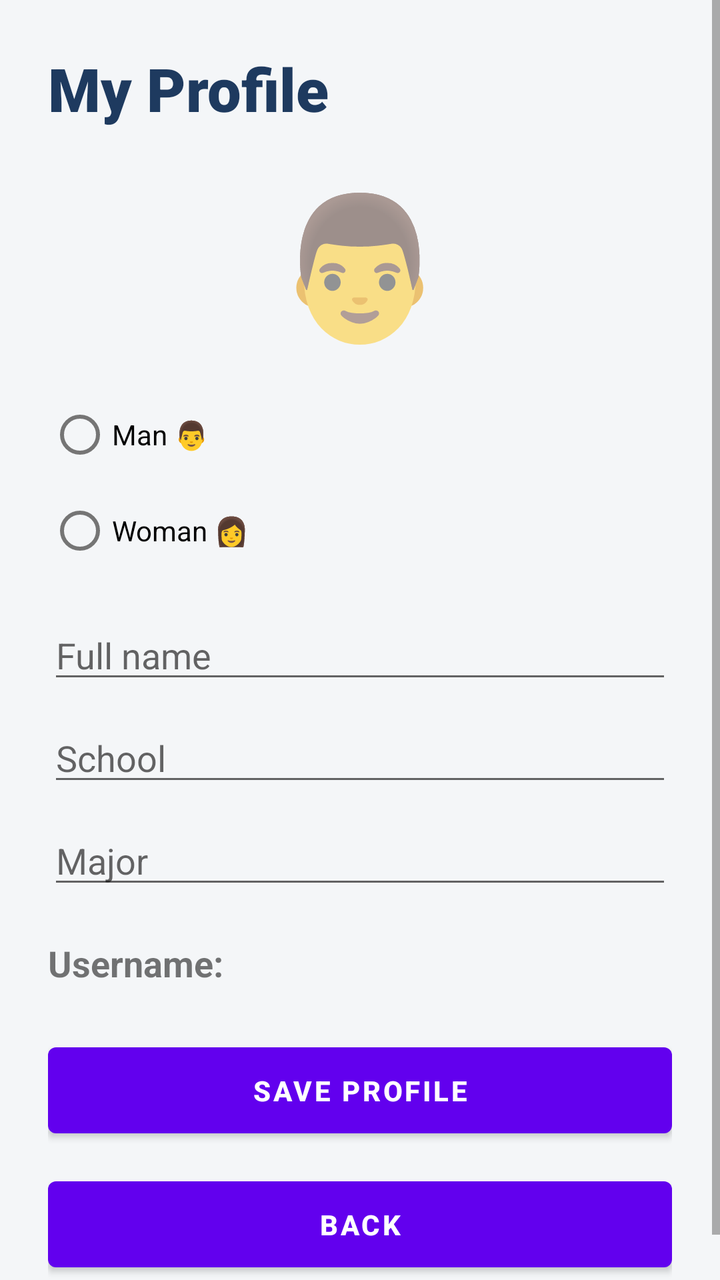
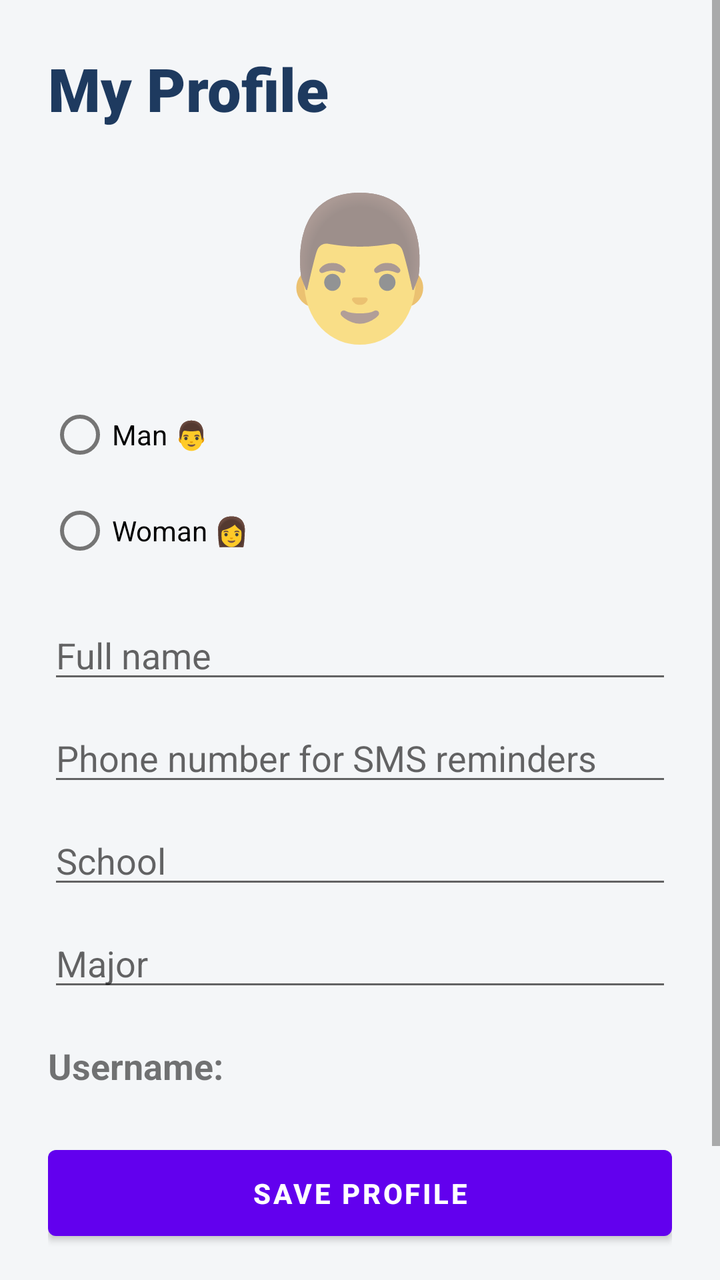

Before-and-after screenshots of an Android layout around one commit, followed by the original layout XML and the change that was made.
<!-- AndroidManifest.xml: application theme Theme.StudentPlanner -->
<!-- res/layout/activity_profile.xml -->
<?xml version="1.0" encoding="utf-8"?>
<ScrollView xmlns:android="http://schemas.android.com/apk/res/android"
    android:id="@+id/profileScroll"
    android:layout_width="match_parent"
    android:layout_height="match_parent"
    android:background="#F4F6F8">

    <LinearLayout
        android:id="@+id/profileLayout"
        android:layout_width="match_parent"
        android:layout_height="wrap_content"
        android:orientation="vertical"
        android:padding="24dp">

        <TextView
            android:id="@+id/txtProfileTitle"
            android:layout_width="wrap_content"
            android:layout_height="wrap_content"
            android:text="My Profile"
            android:textSize="30sp"
            android:textStyle="bold"
            android:fontFamily="sans-serif-black"
            android:textColor="#1E3A5F"
            android:layout_marginBottom="20dp" />

        <TextView
            android:id="@+id/txtAvatar"
            android:layout_width="wrap_content"
            android:layout_height="wrap_content"
            android:text="👨"
            android:textSize="70sp"
            android:layout_gravity="center"
            android:layout_marginBottom="16dp" />

        <RadioGroup
            android:id="@+id/avatarGroup"
            android:layout_width="match_parent"
            android:layout_height="wrap_content">

            <RadioButton
                android:id="@+id/avatarMan"
                android:layout_width="wrap_content"
                android:layout_height="wrap_content"
                android:text="Man 👨" />

            <RadioButton
                android:id="@+id/avatarWoman"
                android:layout_width="wrap_content"
                android:layout_height="wrap_content"
                android:text="Woman 👩" />

        </RadioGroup>

        <EditText
            android:id="@+id/editFullName"
            android:layout_width="match_parent"
            android:layout_height="wrap_content"
            android:hint="Full name"
            android:inputType="textPersonName"
            android:layout_marginTop="16dp" />

        <EditText
            android:id="@+id/editSchool"
            android:layout_width="match_parent"
            android:layout_height="wrap_content"
            android:hint="School"
            android:inputType="text"
            android:layout_marginTop="10dp" />

        <EditText
            android:id="@+id/editMajor"
            android:layout_width="match_parent"
            android:layout_height="wrap_content"
            android:hint="Major"
            android:inputType="text"
            android:layout_marginTop="10dp" />

        <TextView
            android:id="@+id/txtSavedUser"
            android:layout_width="match_parent"
            android:layout_height="wrap_content"
            android:text="Username:"
            android:textSize="18sp"
            android:textStyle="bold"
            android:layout_marginTop="20dp" />

        <Button
            android:id="@+id/btnSaveProfile"
            android:layout_width="match_parent"
            android:layout_height="55dp"
            android:text="Save Profile"
            android:textStyle="bold"
            android:layout_marginTop="24dp" />

        <Button
            android:id="@+id/btnBackProfile"
            android:layout_width="match_parent"
            android:layout_height="55dp"
            android:text="Back"
            android:textStyle="bold"
            android:layout_marginTop="12dp" />

    </LinearLayout>

</ScrollView>
<!-- resources referenced by this layout -->
<resources>
  <style name="Theme.StudentPlanner" parent="Theme.MaterialComponents.DayNight.DarkActionBar">
          
          <item name="colorPrimary">@color/purple_500</item>
          <item name="colorPrimaryVariant">@color/purple_700</item>
          <item name="colorOnPrimary">@color/white</item>
          
          <item name="colorSecondary">@color/teal_200</item>
          <item name="colorSecondaryVariant">@color/teal_700</item>
          <item name="colorOnSecondary">@color/black</item>
          
          <item name="android:statusBarColor">?attr/colorPrimaryVariant</item>
          
      </style>
  <color name="purple_500">#FF6200EE</color>
  <color name="purple_700">#FF3700B3</color>
  <color name="white">#FFFFFFFF</color>
  <color name="teal_200">#FF03DAC5</color>
  <color name="teal_700">#FF018786</color>
  <color name="black">#FF000000</color>
</resources>

<!-- the commit's change to res/layout/activity_profile.xml (unified diff, before → after) -->
@@ -60,6 +60,14 @@
             android:layout_marginTop="16dp" />
 
         <EditText
+            android:id="@+id/editPhoneNumber"
+            android:layout_width="match_parent"
+            android:layout_height="wrap_content"
+            android:hint="Phone number for SMS reminders"
+            android:inputType="phone"
+            android:layout_marginTop="10dp" />
+
+        <EditText
             android:id="@+id/editSchool"
             android:layout_width="match_parent"
             android:layout_height="wrap_content"
